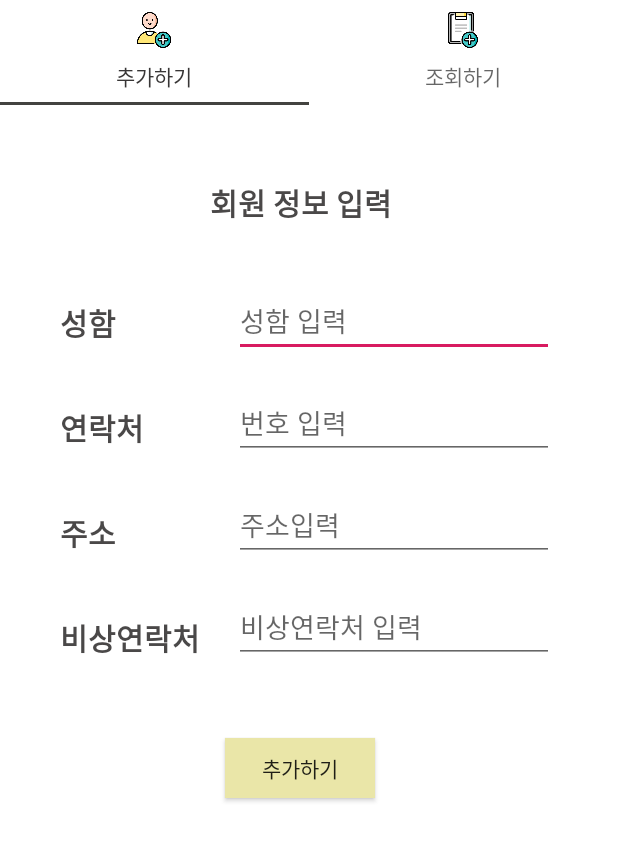
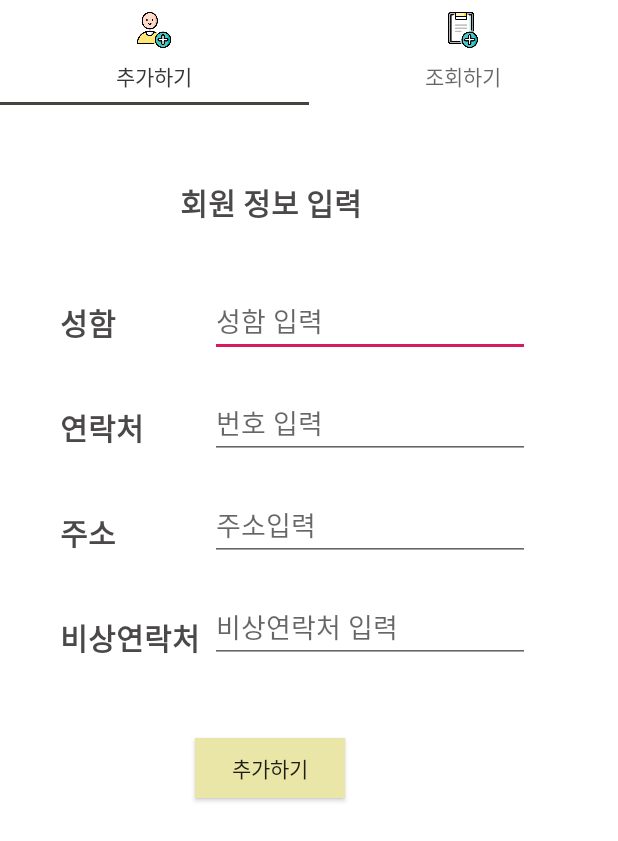
Before and after one commit to JiHyoni/ProjectUandI, an Android app: the addFragment screen opened directly, with no data from a screen before it, on a phone screen of 412 x 824 dp. Shown: the top 841 px of the screen. Run offline under Robolectric (Android 15) with nearby library versions, the phone set to English and light mode, and no system bars.

Commit message:
CaringList UI Update

```diff
--- a/src/main/res/layout/fragment_add.xml
+++ b/src/main/res/layout/fragment_add.xml
@@ -10,7 +10,7 @@
         android:id="@+id/textView5"
         android:layout_width="wrap_content"
         android:layout_height="wrap_content"
-        android:layout_marginLeft="140dp"
+        android:layout_marginLeft="120dp"
         android:layout_marginTop="50dp"
         android:text="회원 정보 입력"
         android:textColor="#DF302E2E"
@@ -23,7 +23,7 @@
         android:orientation="horizontal">
 
         <LinearLayout
-            android:layout_width="156dp"
+            android:layout_width="140dp"
             android:layout_height="match_parent"
             android:orientation="vertical">
 
@@ -127,7 +127,7 @@
         android:id="@+id/button"
         android:layout_width="100dp"
         android:layout_height="40dp"
-        android:layout_marginLeft="150dp"
+        android:layout_marginLeft="130dp"
         android:layout_marginTop="50dp"
         android:layout_marginRight="100dp"
         android:background="#EAE6A8"
```
